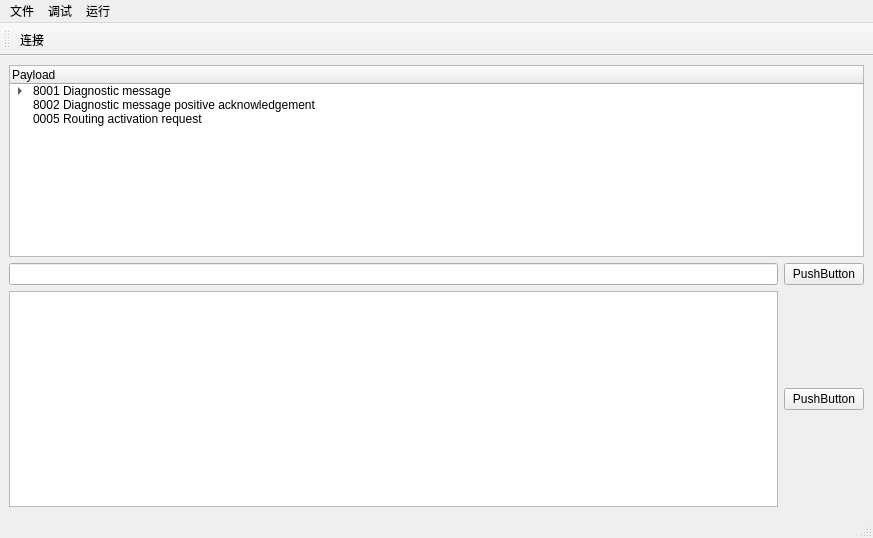
This is mainwindow.ui in xjzer/QtWidgetDemo as Qt 5 draws it before an edit. The edited form follows.
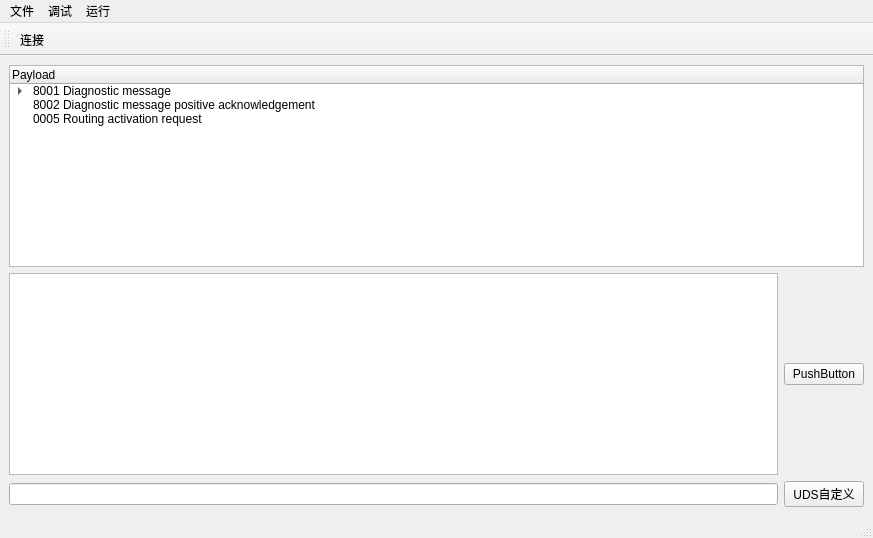
This is the edited form.

Commit message: Feat(UDS_CUSTOM):Added code to send custom UDS requests

What changed in the file:
```diff
--- a/mainwindow.ui
+++ b/mainwindow.ui
@@ -14,8 +14,6 @@
    <string>MainWindow</string>
   </property>
   <widget class="QWidget" name="centralwidget">
-   <layout class="QVBoxLayout" name="verticalLayout_2">
-    <item>
      <layout class="QVBoxLayout" name="verticalLayout">
       <item>
        <widget class="QTreeWidget" name="treeWidget_doipConsole">
@@ -115,22 +113,6 @@
        </widget>
       </item>
       <item>
-       <layout class="QHBoxLayout" name="horizontalLayout_2">
-        <item>
-         <widget class="QLineEdit" name="lineEdit"/>
-        </item>
-        <item>
-         <widget class="QPushButton" name="pushButton_send">
-          <property name="text">
-           <string>PushButton</string>
-          </property>
-         </widget>
-        </item>
-       </layout>
-      </item>
-     </layout>
-    </item>
-    <item>
      <layout class="QHBoxLayout" name="horizontalLayout">
       <item>
        <widget class="QTextBrowser" name="textBrowser">
@@ -154,6 +136,20 @@
       </item>
      </layout>
     </item>
+    <item>
+     <layout class="QHBoxLayout" name="horizontalLayout_2">
+      <item>
+       <widget class="QLineEdit" name="lineEdit_custom_uds"/>
+      </item>
+      <item>
+       <widget class="QPushButton" name="pushButton_uds_send">
+        <property name="text">
+         <string>UDS自定义</string>
+        </property>
+       </widget>
+      </item>
+     </layout>
+    </item>
    </layout>
   </widget>
   <widget class="QMenuBar" name="menubar">
```
Left out of the diff: 10 changed lines with no effect on the pictures. Lines whose indentation alone changed are shown as unchanged. The commit also changes 2 other files.
